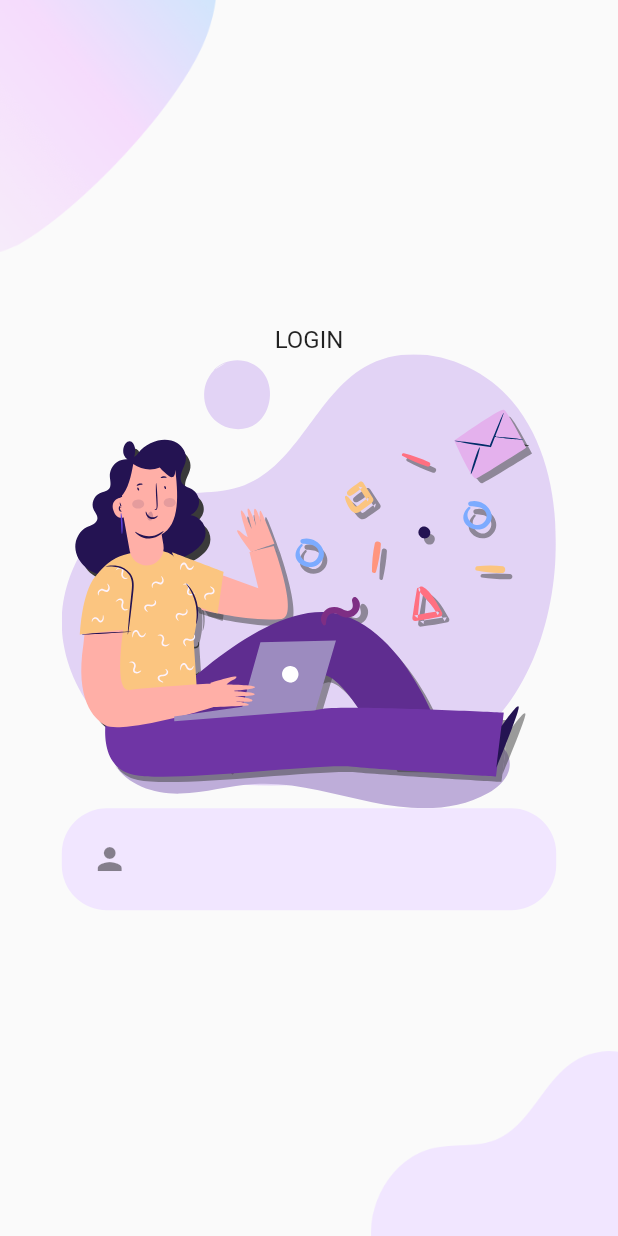
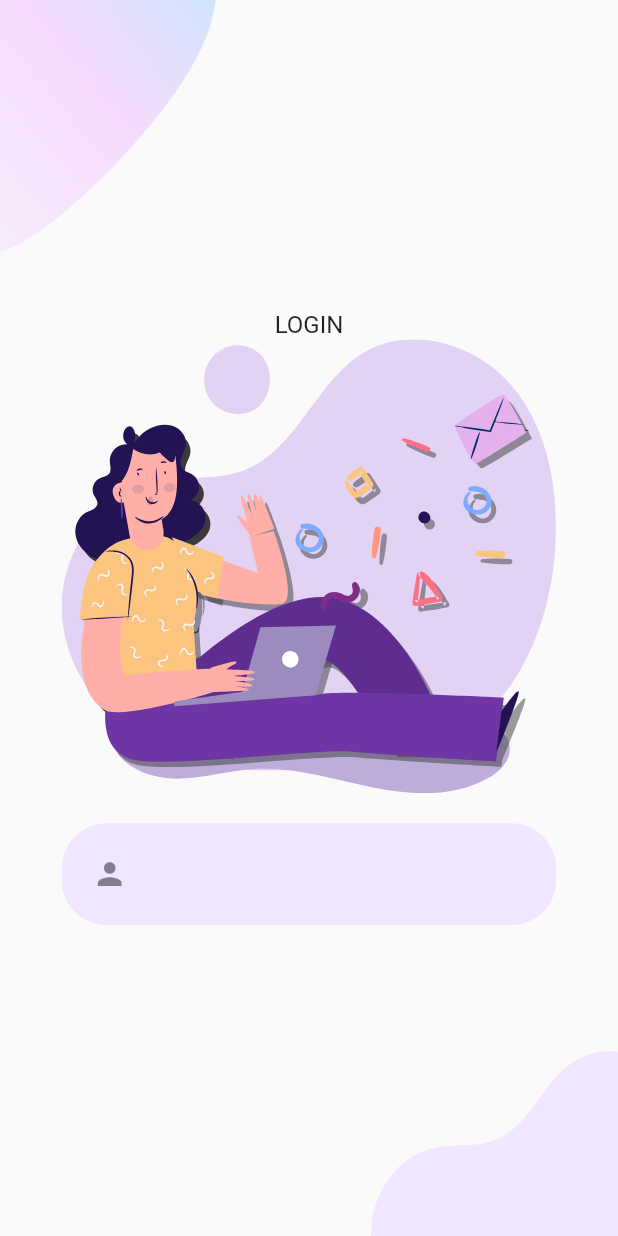
Before and after one commit to marshi/training_welcome_login_signup, a Flutter app: the screen it shows after launch, after a tap on "LOGIN", on a phone screen of 412 x 824 dp. Run offline on Flutter 3.47's test engine with Material 2 defaults, Android fonts, the phone set to English and light mode, and no system bars; our stand-ins replace flutter_svg.

Commit message:
roundedtextform

```diff
--- a/lib/login/login_page.dart
+++ b/lib/login/login_page.dart
@@ -1,8 +1,9 @@
 import 'package:flutter/cupertino.dart';
 import 'package:flutter/material.dart';
-import 'package:flutter_auth/constants.dart';
 import 'package:flutter_auth/login/background.dart';
 import 'package:flutter_svg/flutter_svg.dart';
+
+import 'rounded_text_form.dart';
 
 class LoginPage extends StatelessWidget {
   @override
@@ -23,20 +24,8 @@ class LoginPage extends StatelessWidget {
                 "assets/icons/login.svg",
                 width: size.width * 0.8,
               ),
-              Container(
-                padding: EdgeInsets.symmetric(vertical: 10, horizontal: 20),
-                width: size.width * 0.8,
-                decoration: BoxDecoration(
-                  color: pimaryLightColor,
-                  borderRadius: BorderRadius.circular(30),
-                ),
-                child: TextField(
-                  decoration: InputDecoration(
-                    icon: Icon(Icons.person),
-                    border: InputBorder.none,
-                  ),
-                ),
-              ),
+              SizedBox(height: 20),
+              RoundedTextForm(),
             ],
           ),
         ),
--- /dev/null
+++ b/lib/login/rounded_text_form.dart
@@ -0,0 +1,28 @@
+import 'package:flutter/material.dart';
+
+import '../constants.dart';
+
+class RoundedTextForm extends StatelessWidget {
+  const RoundedTextForm({
+    Key key,
+  }) : super(key: key);
+
+  @override
+  Widget build(BuildContext context) {
+    var size = MediaQuery.of(context).size;
+    return Container(
+      padding: EdgeInsets.symmetric(vertical: 10, horizontal: 20),
+      width: size.width * 0.8,
+      decoration: BoxDecoration(
+        color: pimaryLightColor,
+        borderRadius: BorderRadius.circular(30),
+      ),
+      child: TextField(
+        decoration: InputDecoration(
+          icon: Icon(Icons.person),
+          border: InputBorder.none,
+        ),
+      ),
+    );
+  }
+}
```
